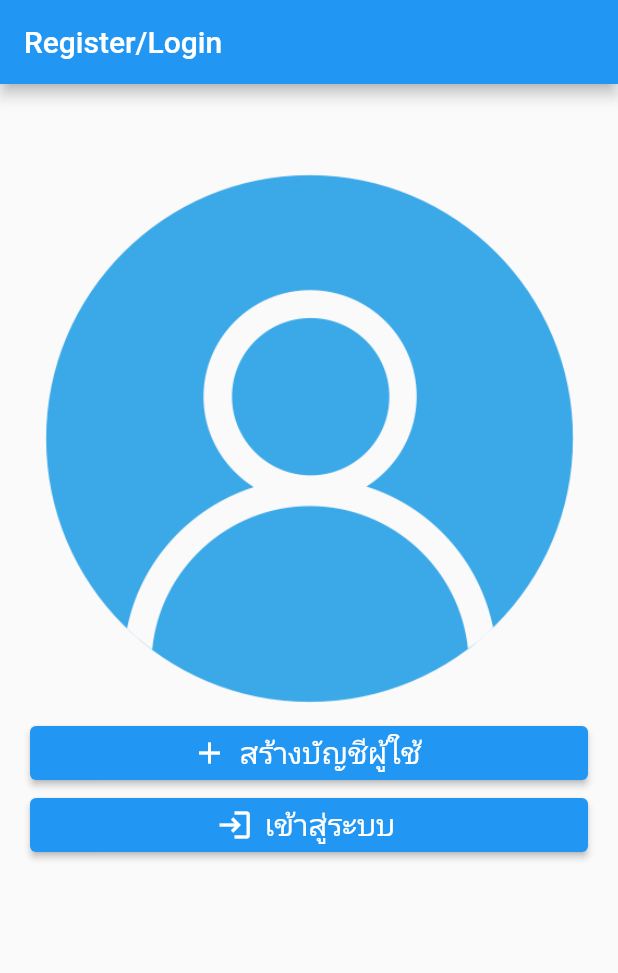
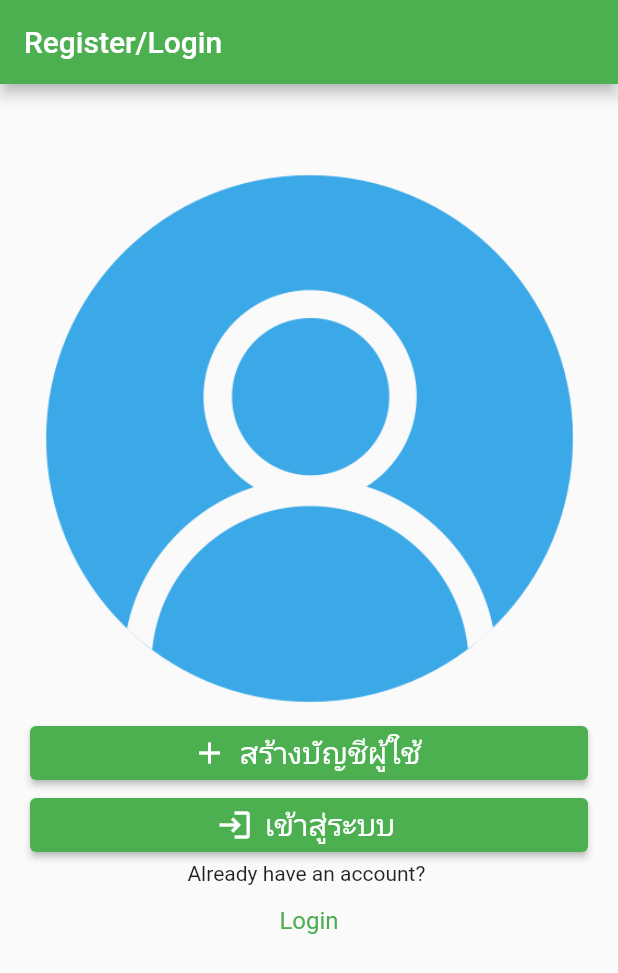
Before and after one commit to fax-yanapat/flashback-webapp, a Flutter app: the screen it shows after launch, on a phone screen of 412 x 824 dp. Shown: the top 973 px of the screen. Run offline on Flutter 3.47's test engine with Material 2 defaults, Android fonts, the phone set to English and light mode, and no system bars; our stand-ins replace firebase_auth, firebase_core, fluttertoast, form_field_validator; accounts and stored records are empty.

Commit message:
updated on UI

```diff
--- a/lib/main.dart
+++ b/lib/main.dart
@@ -1,5 +1,5 @@
 import 'package:flutter/material.dart';
-import 'package:flutter_application_1/screen/home.dart';
+import 'package:flutter_application_1/screen/welcome_screen/welcome.dart';
 
 void main() {
   runApp(MyApp());
@@ -8,13 +8,12 @@ void main() {
 class MyApp extends StatelessWidget {
   @override
   MyApp({Key? key}) : super(key: key);
-  Widget build(BuildContext context){
+  Widget build(BuildContext context) {
     return MaterialApp(
-      title: 'Flutter Demo',
-      theme: ThemeData(
-        primarySwatch: Colors.blue,
-      ),
-      home:HomeScreen()
-    );
+        title: 'Flutter Demo',
+        theme: ThemeData(
+          primarySwatch: Colors.green,
+        ),
+        home: WelcomeScreen());
   }
 }
--- a/lib/screen/home.dart
+++ b/lib/screen/home.dart
@@ -1,50 +1,36 @@
+import 'package:firebase_auth/firebase_auth.dart';
 import 'package:flutter/material.dart';
-import 'package:flutter_application_1/screen/login.dart';
-import 'package:flutter_application_1/screen/register.dart';
+import 'package:flutter_application_1/screen/welcome_screen/welcome.dart';
 
 class HomeScreen extends StatelessWidget {
-  HomeScreen({Key? key}) : super(key: key);
+  final auth = FirebaseAuth.instance;
+
   @override
   Widget build(BuildContext context) {
     return Scaffold(
       appBar: AppBar(
-        title: Text("Register/Login"),
+        title: Text("Welcome"),
       ),
       body: Padding(
-        padding: const EdgeInsets.fromLTRB(20, 50, 20, 0),
-        child: SingleChildScrollView(
+        padding: const EdgeInsets.all(8.0),
         child: Column(
           children: [
-              Image.asset("asset/images/login.png"),
-              SizedBox(
-                width: double.infinity,
-                child: ElevatedButton.icon(
-                  onPressed: () {
+            Text(
+              auth.currentUser!.email!,
+              style : TextStyle(fontSize: 25),
+            ),
+            ElevatedButton(
+              child: Text("ออกจากระบบ"),
+              onPressed: (){
+                auth.signOut().then((value){
                   Navigator.pushReplacement(context,
                   MaterialPageRoute(builder: (context) {
-                      return RegisterScreen();
+                    return WelcomeScreen();
                   }));
+                });
               },
-                  icon: Icon(Icons.add),
-                  label:
-                      Text("สร้างบัญชีผู้ใช้", style: TextStyle(fontSize: 20)),
-                ),
-              ),
-              SizedBox(
-                width: double.infinity,
-                child: ElevatedButton.icon(
-                  onPressed: () {
-                    Navigator.pushReplacement(context,
-                        MaterialPageRoute(builder: (context) {
-                      return LoginScreen();
-                    }));
-                  },
-                  icon: Icon(Icons.login),
-                  label: Text("เข้าสู่ระบบ", style: TextStyle(fontSize: 20)),
-                ),
             )
           ],
-          ),
         ),
       ),
     );
--- a/lib/screen/login.dart
+++ b/lib/screen/login.dart
@@ -2,9 +2,9 @@ import 'package:firebase_auth/firebase_auth.dart';
 import 'package:firebase_core/firebase_core.dart';
 import 'package:flutter/material.dart';
 import 'package:flutter_application_1/model/profile.dart';
-import 'package:flutter_application_1/screen/welcome.dart';
 import 'package:fluttertoast/fluttertoast.dart';
 import 'package:form_field_validator/form_field_validator.dart';
+import 'home.dart';
 
 class LoginScreen extends StatefulWidget {
   const LoginScreen({Key? key}) : super(key: key);
@@ -88,7 +88,7 @@ class _LoginScreenState extends State<LoginScreen> {
                                       Navigator.pushReplacement(context,
                                           MaterialPageRoute(
                                               builder: ((context) {
-                                        return WelcomeScreen();
+                                        return HomeScreen();
                                       })));
                                     });
                                   } on FirebaseAuthException catch (e) {
--- a/lib/screen/register.dart
+++ b/lib/screen/register.dart
@@ -4,8 +4,7 @@ import 'package:flutter/material.dart';
 import 'package:flutter_application_1/model/profile.dart';
 import 'package:fluttertoast/fluttertoast.dart';
 import 'package:form_field_validator/form_field_validator.dart';
-
-import 'home.dart';
+import 'welcome_screen/welcome.dart';
 
 class RegisterScreen extends StatefulWidget {
   const RegisterScreen({Key? key}) : super(key: key);
@@ -91,7 +90,7 @@ class _RegisterScreenState extends State<RegisterScreen> {
                                           gravity: ToastGravity.TOP);
                                       Navigator.pushReplacement(context,
                                           MaterialPageRoute(builder: (context) {
-                                        return HomeScreen();
+                                        return WelcomeScreen();
                                       }));
                                     });
                                   } on FirebaseAuthException catch (e) {
--- /dev/null
+++ b/lib/screen/welcome_screen/welcome.dart
@@ -0,0 +1,64 @@
+import 'package:flutter/material.dart';
+import 'package:flutter_application_1/screen/constant/ui_helper.dart';
+import 'package:flutter_application_1/screen/login.dart';
+import 'package:flutter_application_1/screen/register.dart';
+
+class WelcomeScreen extends StatelessWidget {
+  WelcomeScreen({Key? key}) : super(key: key);
+  @override
+  Widget build(BuildContext context) {
+    return Scaffold(
+      appBar: AppBar(
+        title: Text("Register/Login"),
+      ),
+      body: Padding(
+        padding: const EdgeInsets.fromLTRB(20, 50, 20, 0),
+        child: SingleChildScrollView(
+          child: Column(children: [
+            Image.asset("asset/images/login.png"),
+            SizedBox(
+              width: double.infinity,
+              child: ElevatedButton.icon(
+                onPressed: () {
+                  Navigator.pushReplacement(context,
+                      MaterialPageRoute(builder: (context) {
+                    return RegisterScreen();
+                  }));
+                },
+                icon: Icon(Icons.add),
+                label: Text("สร้างบัญชีผู้ใช้", style: TextStyle(fontSize: 20)),
+              ),
+            ),
+            SizedBox(
+                width: double.infinity,
+                child: ElevatedButton.icon(
+                  onPressed: () {
+                    Navigator.pushReplacement(context,
+                        MaterialPageRoute(builder: (context) {
+                      return LoginScreen();
+                    }));
+                  },
+                  icon: Icon(Icons.login),
+                  label: Text("เข้าสู่ระบบ", style: TextStyle(fontSize: 20)),
+                ),
+              ),
+
+            Text('Already have an account? '),
+            TextButton(
+              style: TextButton.styleFrom(
+                textStyle: const TextStyle(fontSize: 16),
+              ),
+              onPressed: () {
+                Navigator.pushReplacement(context,
+                    MaterialPageRoute(builder: ((context) {
+                  return LoginScreen();
+                })));
+              },
+              child: const Text('Login'),
+            ),
+          ]),
+        ),
+      ),
+    );
+  }
+}
```
Also changed, not shown: lib/screen/constant/style.dart (added, +14 -0 lines), lib/screen/constant/ui_helper.dart (added, +15 -0 lines), lib/screen/welcome.dart (deleted, +0 -38 lines). Lines whose indentation alone changed are shown as unchanged.
